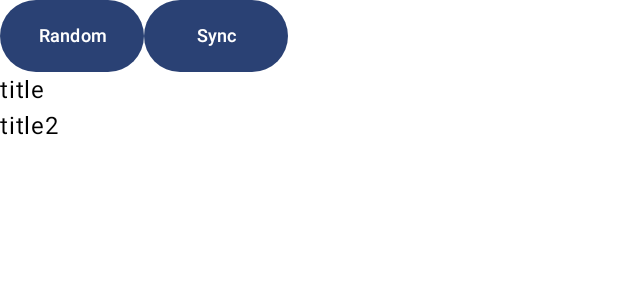
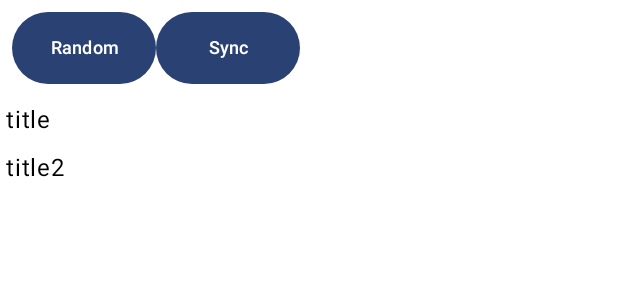
Before and after one commit to phicdy/RandomYoutube, an Android app built with Jetpack Compose: the @Preview function GreetingPreview, on a phone screen of 412 x 824 dp. Shown: the top 300 px of the screen. Run offline under Robolectric (Android 15) with nearby library versions, the phone set to English and light mode, and no system bars.

Commit message:
Add padding

```diff
--- a/app/src/main/java/com/phicdy/randomyoutube/MainActivity.kt
+++ b/app/src/main/java/com/phicdy/randomyoutube/MainActivity.kt
@@ -11,6 +11,7 @@ import androidx.compose.foundation.layout.Column
 import androidx.compose.foundation.layout.Row
 import androidx.compose.foundation.layout.fillMaxSize
 import androidx.compose.foundation.layout.height
+import androidx.compose.foundation.layout.padding
 import androidx.compose.foundation.layout.width
 import androidx.compose.foundation.lazy.LazyColumn
 import androidx.compose.foundation.lazy.itemsIndexed
@@ -88,7 +89,7 @@ fun VideoList(
     selectedVideos: List<Video>
 ) {
     Column {
-        Row {
+        Row(modifier = Modifier.padding(8.dp)) {
             Button(
                 modifier = modifier
                     .width(96.dp)
@@ -124,6 +125,7 @@ fun VideoList(
                 Text(
                     text = video.title,
                     modifier = modifier.clickable { onVideoClicked(video) }
+                        .padding(4.dp)
                 )
             }
         }
```
